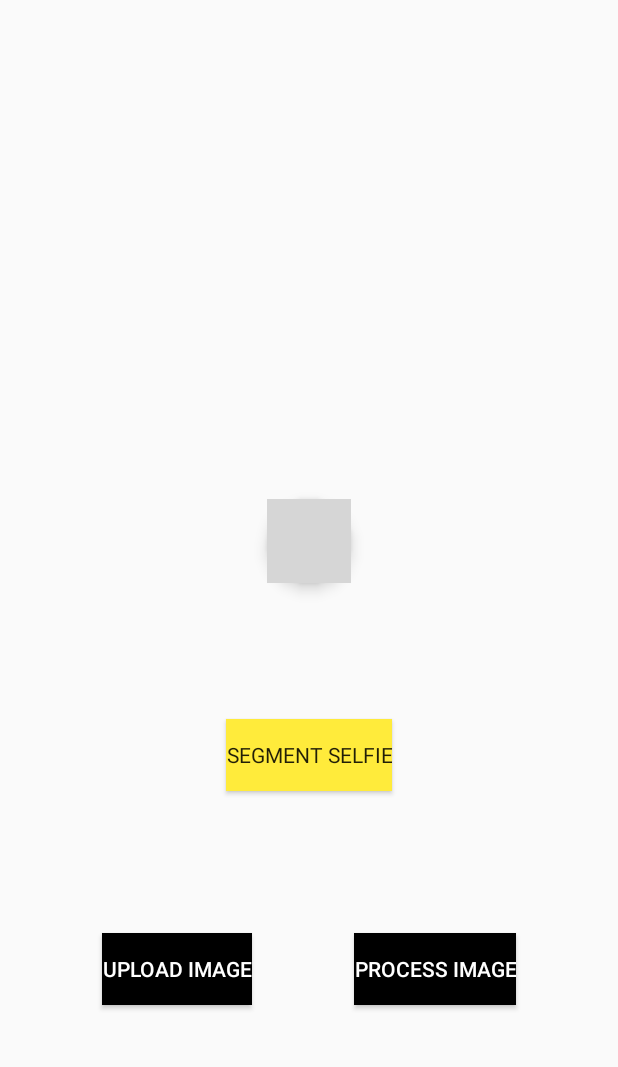
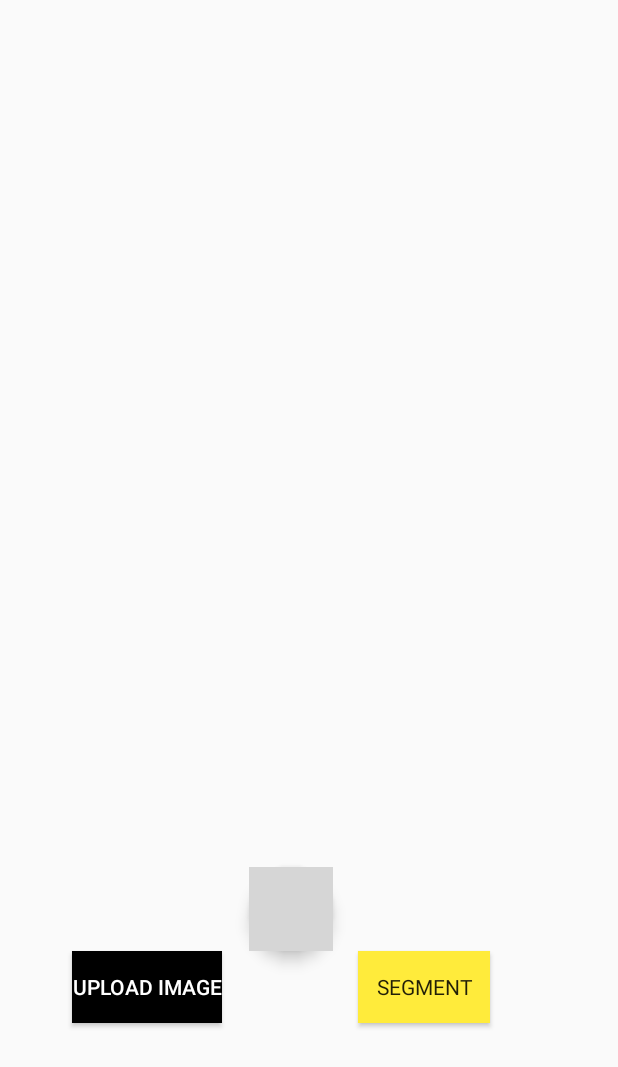
Before and after one commit to arkos121/Selfie_Segmentation, an Android app built with Jetpack Compose: the screen it shows after launch (MainActivity), on a phone screen of 412 x 824 dp. Shown: the top 1067 px of the screen. Run offline under Robolectric (Android 15) with nearby library versions, the phone set to English and light mode, and no system bars; libraries missing offline, so code that uses them is left out: com.google.mlkit.vision; grey boxes are pictures that could not be loaded.

Commit message:
added imageview2

```diff
--- a/selfiesegmentation/app/src/main/java/com/example/selfiesegmentation/MainActivity.kt
+++ b/selfiesegmentation/app/src/main/java/com/example/selfiesegmentation/MainActivity.kt
@@ -33,7 +33,6 @@ import java.io.File
 import java.io.Serializable
 
 class MainActivity : AppCompatActivity(),Serializable {
-    private var imageCounter = 0
     private companion object {
         const val CAMERA_PERMISSION_REQUEST_CODE = 100
     }
@@ -44,7 +43,6 @@ class MainActivity : AppCompatActivity(),Serializable {
     object InitialHolder{
         var bitmap : Bitmap ?= null
     }
-
     private lateinit var cameraLauncher: ActivityResultLauncher<Uri>
     private lateinit var galleryLauncher: ActivityResultLauncher<Intent>
     private lateinit var photoUri: Uri
@@ -60,12 +58,6 @@ class MainActivity : AppCompatActivity(),Serializable {
     private val imagelo: ImageLoader = ImageLoader(this)
     private fun showToast(s: String) {
         Toast.makeText(this, s, Toast.LENGTH_SHORT).show()
-    }
-
-    private fun copyImageLocation(imageloc: String): String {
-        Log.d("ImageLocation", "Clicked on image: $imageloc")
-        l = imageloc
-        return l
     }
 
     override fun onRequestPermissionsResult(
@@ -90,6 +82,8 @@ class MainActivity : AppCompatActivity(),Serializable {
         super.onCreate(savedInstanceState)
         initializeLaunchers()
 
+
+          binding.original.setImageBitmap(InitialHolder.bitmap)
             binding.button1.setOnClickListener {
                 showImageSourceDialog()
         }
@@ -99,16 +93,20 @@ class MainActivity : AppCompatActivity(),Serializable {
             println("the path is ${imagelo.getImagePath("stick")}")
         }
 
-        binding.button2.setOnClickListener {
+//        binding.button2.setOnClickListener {
+//
+//        }
+        binding.button3.setOnClickListener {
+            var f = false
             if (loadedBitmap != null)
                 loadedBitmap?.let {
                     sharedViewModel.processImageObjectDetection(it)
+                    f = true
                 }
-            else
+            else {
                 showToast("No image loaded")
             }
-        binding.button3.setOnClickListener {
-
+            if(f) {
                 loadedBitmap?.let {
                     sharedViewModel.selfie_segmentation(it)
                 }
@@ -122,6 +120,7 @@ class MainActivity : AppCompatActivity(),Serializable {
                 }
 
                 binding.saver.visibility = View.VISIBLE
+            }
         }
         binding.switch1.setOnClickListener{
             bits = getBitmapFromView(binding.imageview)
@@ -198,6 +197,7 @@ class MainActivity : AppCompatActivity(),Serializable {
                 binding.imageview.setImageBitmap(scaledBitmap)
                // savebits(scaledBitmap)
                 loadedBitmap = scaledBitmap
+                binding.original.setImageBitmap(loadedBitmap)
                 InitialHolder.bitmap = scaledBitmap
             }
         }
@@ -212,17 +212,11 @@ class MainActivity : AppCompatActivity(),Serializable {
                 binding.imageview.setImageBitmap(scaledBitmap)
               //  savebits(scaledBitmap)
                 loadedBitmap = scaledBitmap
+                binding.original.setImageBitmap(loadedBitmap)
                 InitialHolder.bitmap = scaledBitmap
             }
         }
 
-    }
-
-    @RequiresApi(Build.VERSION_CODES.Q)
-    private fun saveFinalImageWithSticker() {
-        // Assuming the image with sticker is in the ImageView
-        val finalBitmap = sharedViewModel.stickermap.value!!// Get the current view as Bitmap
-        imagelo.saveImageToGallery(finalBitmap, this, "final_image") // Save the final Bitmap
     }
 
     private fun getBitmapFromView(view: View): Bitmap {
@@ -232,8 +226,4 @@ class MainActivity : AppCompatActivity(),Serializable {
         return bitmap
     }
 
-
-
-
-
 }
--- a/selfiesegmentation/app/src/main/java/com/example/selfiesegmentation/ViewModel.kt
+++ b/selfiesegmentation/app/src/main/java/com/example/selfiesegmentation/ViewModel.kt
@@ -323,7 +323,7 @@ class SharedViewModel(application: Application) : AndroidViewModel(application)
                     )
                 }
 
-                _bitmap.value = mutableBitmap
+             //   _bitmap.value = mutableBitmap
                 _statusMessage.value = "ObjectDetection Found"
             }
             .addOnFailureListener { e ->
--- a/selfiesegmentation/app/src/main/res/layout/layout.xml
+++ b/selfiesegmentation/app/src/main/res/layout/layout.xml
@@ -25,73 +25,41 @@
 
         android:layout_width="wrap_content"
         android:layout_height="wrap_content"
-        android:layout_marginTop="56dp"
+        android:layout_marginBottom="88dp"
         android:background="#FFEB3B"
         android:fontFamily="sans-serif"
         android:foregroundTint="#1CA1DD"
-        android:text="Segment Selfie"
-        app:layout_constraintBottom_toTopOf="@+id/button1"
+        android:text="Segment"
+        app:layout_constraintBottom_toTopOf="@+id/textView"
         app:layout_constraintEnd_toEndOf="parent"
-        app:layout_constraintStart_toStartOf="parent"
-        app:layout_constraintTop_toTopOf="@+id/guideline"
-        app:layout_constraintVertical_bias="0.598" />
+        app:layout_constraintHorizontal_bias="0.516"
+        app:layout_constraintStart_toEndOf="@+id/button1" />
 
     <Button
         android:id="@+id/button1"
         android:layout_width="wrap_content"
         android:layout_height="wrap_content"
-        android:layout_marginBottom="100dp"
+        android:layout_marginStart="48dp"
+        android:layout_marginBottom="88dp"
         android:background="@color/black"
         android:text="Upload IMAGE"
         android:textColor="@color/white"
         app:layout_constraintBottom_toTopOf="@+id/textView"
-        app:layout_constraintEnd_toStartOf="@+id/button2"
-        app:layout_constraintHorizontal_bias="0.5"
         app:layout_constraintStart_toStartOf="parent" />
 
-    <Button
-        android:id="@+id/button2"
-        android:layout_width="wrap_content"
-        android:layout_height="wrap_content"
-        android:layout_marginBottom="100dp"
-        android:background="@color/black"
-        android:textColor="@color/white"
-        android:text="Process Image"
-        app:layout_constraintBottom_toTopOf="@+id/textView"
-        app:layout_constraintEnd_toEndOf="parent"
-        app:layout_constraintHorizontal_bias="0.5"
-        app:layout_constraintStart_toEndOf="@+id/button1" />
-
-    <androidx.constraintlayout.widget.ConstraintLayout
-        android:id="@+id/imageContainer"
-        android:layout_width="wrap_content"
-        android:layout_height="wrap_content"
-        app:layout_constraintTop_toTopOf="parent"
+    <ImageView
+        android:id="@+id/imageview"
+        android:layout_width="309dp"
+        android:layout_height="181dp"
+        android:layout_marginTop="28dp"
+        android:contentDescription="/image_description"
+        android:scaleType="fitCenter"
         app:layout_constraintBottom_toTopOf="@+id/guideline"
         app:layout_constraintEnd_toEndOf="parent"
-        app:layout_constraintStart_toStartOf="parent">
-
-    </androidx.constraintlayout.widget.ConstraintLayout>
-    <ImageView
-        android:id="@+id/imageview"
-        android:layout_width="wrap_content"
-        android:layout_height="wrap_content"
-        android:contentDescription="/image_description"
-        android:scaleType="fitCenter"
-        app:layout_constraintBottom_toBottomOf="@id/imageContainer"
-        app:layout_constraintEnd_toEndOf="@id/imageContainer"
-        app:layout_constraintStart_toStartOf="@id/imageContainer"
-        app:layout_constraintTop_toTopOf="@id/imageContainer" />
-    <!--    <com.example.selfiesegmentation.ZoomableImageView-->
-    <!--        android:id="@+id/zoomableImageView"-->
-    <!--        android:layout_width="0dp"-->
-    <!--        android:layout_height="0dp"-->
-    <!--        android:scaleType="matrix"-->
-    <!--        app:layout_constraintLeft_toLeftOf="@id/imageview"-->
-    <!--        app:layout_constraintRight_toRightOf="@id/imageview"-->
-    <!--        app:layout_constraintTop_toTopOf="@id/imageview"-->
-    <!--        app:layout_constraintBottom_toBottomOf="@id/imageview"-->
-    <!--        />-->
+        app:layout_constraintHorizontal_bias="0.529"
+        app:layout_constraintStart_toStartOf="parent"
+        app:layout_constraintTop_toBottomOf="@+id/imageView3"
+        app:layout_constraintVertical_bias="0.0" />
 
     <TextView
         android:id="@+id/textView"
@@ -107,7 +75,7 @@
         android:id="@+id/group"
         android:layout_width="wrap_content"
         android:layout_height="wrap_content"
-        app:constraint_referenced_ids="button3,button1,button2" />
+        app:constraint_referenced_ids="button3,button1" />
 
 
     <androidx.constraintlayout.widget.Group
@@ -125,19 +93,9 @@
         android:orientation="horizontal"
         app:layout_constraintBottom_toBottomOf="parent"
         app:layout_constraintEnd_toEndOf="parent"
-        app:layout_constraintGuide_begin="283dp"
+        app:layout_constraintGuide_begin="464dp"
         app:layout_constraintStart_toStartOf="parent"
         app:layout_constraintTop_toTopOf="parent" />
-
-    <androidx.recyclerview.widget.RecyclerView
-        android:id="@+id/recyclerView"
-        android:layout_width="match_parent"
-        android:layout_height="wrap_content"
-        android:orientation="horizontal"
-        android:visibility="gone"
-        app:layout_constraintTop_toBottomOf="@id/imageContainer"
-        app:layout_constraintBottom_toTopOf="@id/button3"
-        />
 
     <com.google.android.material.floatingactionbutton.FloatingActionButton
         android:id="@+id/saver"
@@ -149,6 +107,7 @@
         android:visibility="invisible"
         app:layout_constraintBottom_toTopOf="@+id/textView"
         app:layout_constraintEnd_toEndOf="parent"
+        app:layout_constraintHorizontal_bias="0.467"
         app:layout_constraintStart_toStartOf="parent" />
 
     <com.google.android.material.floatingactionbutton.FloatingActionButton
@@ -160,9 +119,20 @@
         android:src="@drawable/arrow"
         app:layout_constraintBottom_toTopOf="@+id/button3"
         app:layout_constraintEnd_toEndOf="parent"
+        app:layout_constraintHorizontal_bias="0.467"
         app:layout_constraintStart_toStartOf="parent"
         app:layout_constraintTop_toTopOf="@+id/guideline"
-        app:layout_constraintVertical_bias="0.0"
+        app:layout_constraintVertical_bias="1.0"
         tools:srcCompat="@drawable/arrow" />
 
+    <ImageView
+        android:id="@+id/original"
+        android:layout_width="309dp"
+        android:layout_height="181dp"
+        android:layout_marginTop="28dp"
+        app:layout_constraintEnd_toEndOf="parent"
+        app:layout_constraintStart_toStartOf="parent"
+        app:layout_constraintTop_toTopOf="parent"
+        app:srcCompat="@android:drawable/screen_background_light_transparent" />
+
 </androidx.constraintlayout.widget.ConstraintLayout>
```
Lines whose indentation alone changed are shown as unchanged.
